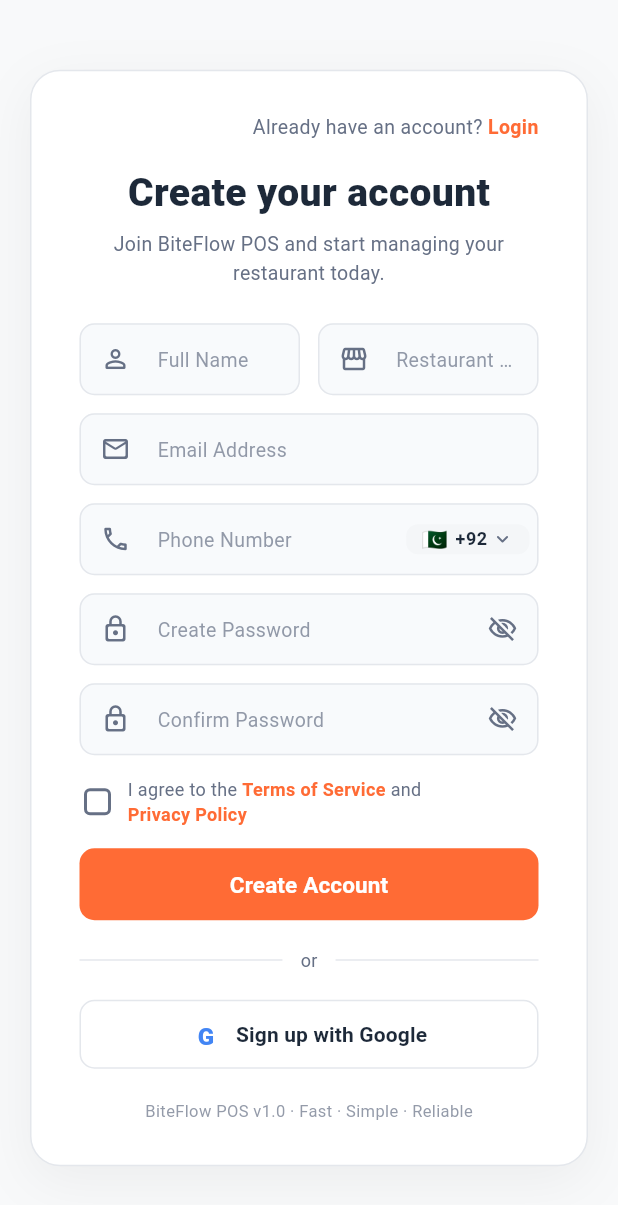
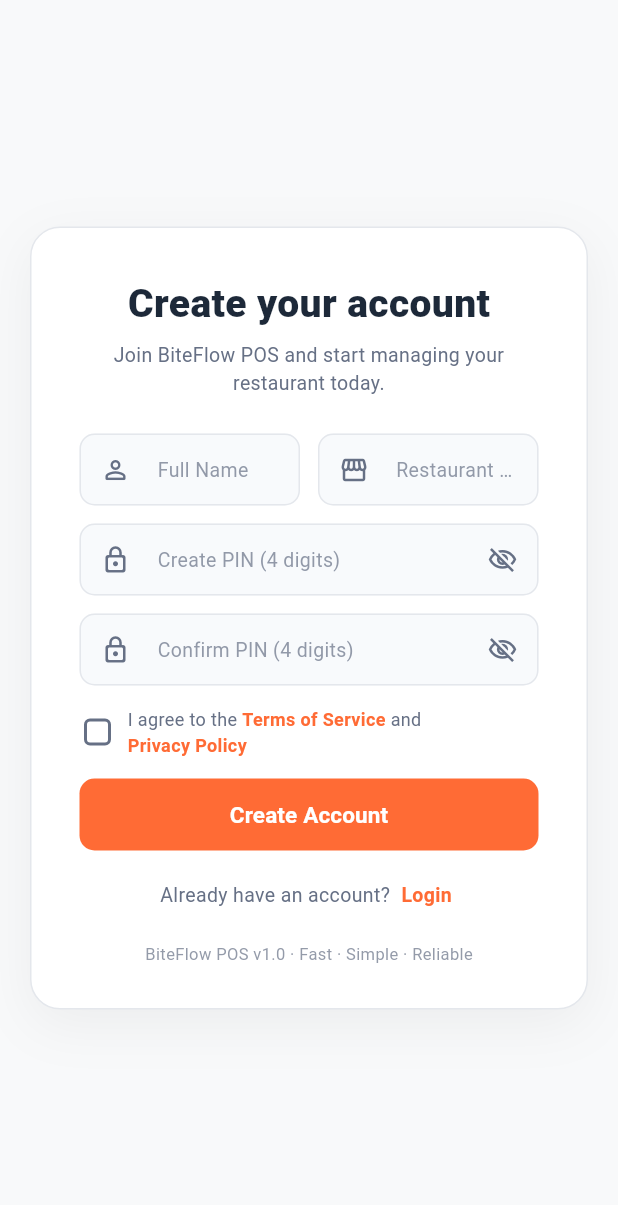
Before and after one commit to akhan110/foodie_pos, a Flutter app: the SignupView screen opened by its route, on a phone screen of 412 x 824 dp. Shown: the top 1205 px of the screen. Run offline on Flutter 3.47's test engine with Material 3 defaults, Android fonts, the phone set to English and light mode, and no system bars; our stand-ins replace dio, flutter_easyloading, flutter_svg, get, get_storage, internet_connection_checker_plus; accounts and stored records are empty; project files that could hold a hidden picture were left out.

Commit message:
Simplify signup screen to PIN-first cashier registration and update backend auth

```diff
--- a/lib/modules/signup/controllers/signup_controller.dart
+++ b/lib/modules/signup/controllers/signup_controller.dart
@@ -15,14 +15,11 @@ class SignupController extends GetxController {
 
   final fullNameController = TextEditingController();
   final storeNameController = TextEditingController();
-  final emailController = TextEditingController();
-  final phoneController = TextEditingController();
-  final passwordController = TextEditingController();
-  final confirmPasswordController = TextEditingController();
+  final pinController = TextEditingController();
+  final confirmPinController = TextEditingController();
 
-  final RxString selectedCountryCode = '+92'.obs;
-  final RxBool isPasswordVisible = false.obs;
-  final RxBool isConfirmPasswordVisible = false.obs;
+  final RxBool isPinVisible = false.obs;
+  final RxBool isConfirmPinVisible = false.obs;
   final RxBool agreeToTerms = false.obs;
   final RxBool isLoading = false.obs;
   final RxString errorMessage = ''.obs;
@@ -31,19 +28,17 @@ class SignupController extends GetxController {
   void onClose() {
     fullNameController.dispose();
     storeNameController.dispose();
-    emailController.dispose();
-    phoneController.dispose();
-    passwordController.dispose();
-    confirmPasswordController.dispose();
+    pinController.dispose();
+    confirmPinController.dispose();
     super.onClose();
   }
 
-  void togglePasswordVisibility() {
-    isPasswordVisible.value = !isPasswordVisible.value;
+  void togglePinVisibility() {
+    isPinVisible.value = !isPinVisible.value;
   }
 
-  void toggleConfirmPasswordVisibility() {
-    isConfirmPasswordVisible.value = !isConfirmPasswordVisible.value;
+  void toggleConfirmPinVisibility() {
+    isConfirmPinVisible.value = !isConfirmPinVisible.value;
   }
 
   void toggleAgreeToTerms(bool? value) {
@@ -54,10 +49,8 @@ class SignupController extends GetxController {
   Future<void> createAccount() async {
     final name = fullNameController.text.trim();
     final storeName = storeNameController.text.trim();
-    final email = emailController.text.trim();
-    final phone = phoneController.text.trim();
-    final password = passwordController.text;
-    final confirmPassword = confirmPasswordController.text;
+    final pin = pinController.text.trim();
+    final confirmPin = confirmPinController.text.trim();
 
     errorMessage.value = '';
 
@@ -69,16 +62,12 @@ class SignupController extends GetxController {
       errorMessage.value = 'Please enter your restaurant/store name';
       return;
     }
-    if (email.isEmpty || !GetUtils.isEmail(email)) {
-      errorMessage.value = 'Please enter a valid email address';
+    if (pin.isEmpty || pin.length != 4 || !RegExp(r'^[0-9]{4}$').hasMatch(pin)) {
+      errorMessage.value = 'PIN must be exactly 4 digits';
       return;
     }
-    if (password.isEmpty || password.length < 6) {
-      errorMessage.value = 'Password must be at least 6 characters long';
-      return;
-    }
-    if (password != confirmPassword) {
-      errorMessage.value = 'Passwords do not match';
+    if (pin != confirmPin) {
+      errorMessage.value = 'PINs do not match';
       return;
     }
     if (!agreeToTerms.value) {
@@ -90,14 +79,9 @@ class SignupController extends GetxController {
       isLoading.value = true;
       AppLoader.show(status: 'Creating account...');
 
-      final fullPhone = phone.isNotEmpty ? '${selectedCountryCode.value} $phone' : null;
-
       final response = await _loginRepository.signUp(
         name: name,
-        pin: '1234', // Default quick POS PIN
-        email: email,
-        password: password,
-        phone: fullPhone,
+        pin: pin,
         role: 'manager',
         storeName: storeName,
       );
@@ -134,8 +118,4 @@ class SignupController extends GetxController {
       isLoading.value = false;
     }
   }
-
-  void signUpWithGoogle() {
-    AppLoader.showInfo('Google Sign-In is coming soon!');
-  }
 }
--- a/lib/modules/signup/widgets/signup_form_card.dart
+++ b/lib/modules/signup/widgets/signup_form_card.dart
@@ -17,7 +17,7 @@ class SignupFormCard extends GetView<SignupController> {
     final cardBg = isDark ? const Color(0xFF1E222B) : Colors.white;
 
     return Container(
-      padding: const EdgeInsets.fromLTRB(32, 28, 32, 28),
+      padding: const EdgeInsets.fromLTRB(32, 32, 32, 28),
       decoration: BoxDecoration(
         color: cardBg,
         borderRadius: BorderRadius.circular(20),
@@ -36,30 +36,6 @@ class SignupFormCard extends GetView<SignupController> {
         crossAxisAlignment: CrossAxisAlignment.stretch,
         mainAxisSize: MainAxisSize.min,
         children: [
-          // TOP ALREADY HAVE ACCOUNT LINK
-          Row(
-            mainAxisAlignment: MainAxisAlignment.end,
-            children: [
-              CustomTextWidget(
-                'Already have an account? ',
-                style: TextStyle(fontSize: 13, color: colors.onSurfaceVariant),
-              ),
-              InkWell(
-                onTap: () => Get.offNamed(AppRoutes.login),
-                child: const CustomTextWidget(
-                  'Login',
-                  style: TextStyle(
-                    fontSize: 13,
-                    fontWeight: FontWeight.w700,
-                    color: AppColors.primary,
-                  ),
-                ),
-              ),
-            ],
-          ),
-
-          const SizedBox(height: 16),
-
           // TITLE & SUBTITLE
           Center(
             child: Column(
@@ -112,62 +88,50 @@ class SignupFormCard extends GetView<SignupController> {
 
           const SizedBox(height: 12),
 
-          // ROW 2: EMAIL ADDRESS
-          _buildInputField(
-            context: context,
-            controller: controller.emailController,
-            hintText: 'Email Address',
-            prefixIcon: Icons.mail_outline_rounded,
-            keyboardType: TextInputType.emailAddress,
-          ),
-
-          const SizedBox(height: 12),
-
-          // ROW 3: PHONE NUMBER WITH COUNTRY BADGE
-          _buildPhoneField(context),
-
-          const SizedBox(height: 12),
-
-          // ROW 4: CREATE PASSWORD
+          // ROW 2: CREATE PIN (4 Digits)
           Obx(
             () => _buildInputField(
               context: context,
-              controller: controller.passwordController,
-              hintText: 'Create Password',
+              controller: controller.pinController,
+              hintText: 'Create PIN (4 digits)',
               prefixIcon: Icons.lock_outline_rounded,
-              obscureText: !controller.isPasswordVisible.value,
+              keyboardType: TextInputType.number,
+              maxLength: 4,
+              obscureText: !controller.isPinVisible.value,
               suffixIcon: IconButton(
                 icon: Icon(
-                  controller.isPasswordVisible.value
+                  controller.isPinVisible.value
                       ? Icons.visibility_outlined
                       : Icons.visibility_off_outlined,
                   size: 20,
                   color: colors.onSurfaceVariant,
                 ),
-                onPressed: controller.togglePasswordVisibility,
+                onPressed: controller.togglePinVisibility,
               ),
             ),
           ),
 
           const SizedBox(height: 12),
 
-          // ROW 5: CONFIRM PASSWORD
+          // ROW 3: CONFIRM PIN (4 Digits)
           Obx(
             () => _buildInputField(
               context: context,
-              controller: controller.confirmPasswordController,
-              hintText: 'Confirm Password',
+              controller: controller.confirmPinController,
+              hintText: 'Confirm PIN (4 digits)',
               prefixIcon: Icons.lock_outline_rounded,
-              obscureText: !controller.isConfirmPasswordVisible.value,
+              keyboardType: TextInputType.number,
+              maxLength: 4,
+              obscureText: !controller.isConfirmPinVisible.value,
               suffixIcon: IconButton(
                 icon: Icon(
-                  controller.isConfirmPasswordVisible.value
+                  controller.isConfirmPinVisible.value
                       ? Icons.visibility_outlined
                       : Icons.visibility_off_outlined,
                   size: 20,
                   color: colors.onSurfaceVariant,
                 ),
-                onPressed: controller.toggleConfirmPasswordVisibility,
+                onPressed: controller.toggleConfirmPinVisibility,
               ),
             ),
           ),
@@ -277,52 +241,33 @@ class SignupFormCard extends GetView<SignupController> {
 
           const SizedBox(height: 18),
 
-          // OR DIVIDER
+          // ALREADY HAVE AN ACCOUNT? LOGIN (RELOCATED UNDER BUTTON)
           Row(
+            mainAxisAlignment: MainAxisAlignment.center,
             children: [
-              Expanded(child: Divider(color: theme.dividerColor)),
-              Padding(
-                padding: const EdgeInsets.symmetric(horizontal: 12),
-                child: CustomTextWidget(
-                  'or',
-                  style: TextStyle(
-                    fontSize: 12,
-                    color: colors.onSurfaceVariant,
+              CustomTextWidget(
+                'Already have an account? ',
+                style: TextStyle(
+                  fontSize: 13,
+                  color: colors.onSurfaceVariant,
+                ),
+              ),
+              InkWell(
+                onTap: () => Get.offNamed(AppRoutes.login),
+                borderRadius: BorderRadius.circular(4),
+                child: const Padding(
+                  padding: EdgeInsets.symmetric(horizontal: 4, vertical: 2),
+                  child: CustomTextWidget(
+                    'Login',
+                    style: TextStyle(
+                      fontSize: 13,
+                      fontWeight: FontWeight.w700,
+                      color: AppColors.primary,
+                    ),
                   ),
                 ),
               ),
-              Expanded(child: Divider(color: theme.dividerColor)),
             ],
-          ),
-
-          const SizedBox(height: 18),
-
-          // GOOGLE SIGN UP BUTTON
-          SizedBox(
-            height: 46,
-            child: OutlinedButton(
-              onPressed: controller.signUpWithGoogle,
-              style: OutlinedButton.styleFrom(
-                foregroundColor: colors.onSurface,
-                side: BorderSide(
-                  color: isDark ? const Color(0xFF2D333F) : theme.dividerColor,
-                ),
-                shape: RoundedRectangleBorder(
-                  borderRadius: BorderRadius.circular(10),
-                ),
-              ),
-              child: Row(
-                mainAxisAlignment: MainAxisAlignment.center,
-                children: [
-                  _GoogleIcon(),
-                  const SizedBox(width: 10),
-                  const CustomTextWidget(
-                    'Sign up with Google',
-                    style: TextStyle(fontSize: 14, fontWeight: FontWeight.w600),
-                  ),
-                ],
-              ),
-            ),
           ),
 
           const SizedBox(height: 20),
@@ -350,6 +295,7 @@ class SignupFormCard extends GetView<SignupController> {
     bool obscureText = false,
     Widget? suffixIcon,
     TextInputType keyboardType = TextInputType.text,
+    int? maxLength,
   }) {
     final theme = Theme.of(context);
     final colors = theme.colorScheme;
@@ -360,151 +306,40 @@ class SignupFormCard extends GetView<SignupController> {
         controller: controller,
         obscureText: obscureText,
         keyboardType: keyboardType,
+        maxLength: maxLength,
+        buildCounter: (context, {required currentLength, required isFocused, maxLength}) => null,
         style: theme.textTheme.bodyMedium?.copyWith(
           fontSize: 14,
           color: colors.onSurface,
         ),
         decoration: InputDecoration(
           hintText: hintText,
-
+          counterText: '',
           hintStyle: theme.textTheme.bodyMedium?.copyWith(
             fontSize: 13,
             color: colors.onSurfaceVariant.withValues(alpha: 0.7),
           ),
-
           prefixIcon: Icon(
             prefixIcon,
             size: 20,
             color: colors.onSurfaceVariant,
           ),
-
           suffixIcon: suffixIcon,
-
           filled: true,
-
           fillColor: colors.surfaceContainerLow,
-
           isDense: true,
-
           contentPadding: const EdgeInsets.symmetric(
             horizontal: 12,
             vertical: 14,
           ),
-
           border: OutlineInputBorder(
             borderRadius: BorderRadius.circular(10),
             borderSide: BorderSide(color: theme.dividerColor),
           ),
-
           enabledBorder: OutlineInputBorder(
             borderRadius: BorderRadius.circular(10),
             borderSide: BorderSide(color: theme.dividerColor),
           ),
-
-          focusedBorder: OutlineInputBorder(
-            borderRadius: BorderRadius.circular(10),
-            borderSide: BorderSide(color: colors.primary, width: 1.5),
-          ),
-        ),
-      ),
-    );
-  }
-
-  Widget _buildPhoneField(BuildContext context) {
-    final theme = Theme.of(context);
-    final colors = theme.colorScheme;
-
-    return SizedBox(
-      height: 48,
-      child: TextField(
-        controller: controller.phoneController,
-        keyboardType: TextInputType.phone,
-        style: theme.textTheme.bodyMedium?.copyWith(
-          fontSize: 14,
-          color: colors.onSurface,
-        ),
-        decoration: InputDecoration(
-          hintText: 'Phone Number',
-
-          hintStyle: theme.textTheme.bodyMedium?.copyWith(
-            fontSize: 13,
-            color: colors.onSurfaceVariant.withValues(alpha: 0.7),
-          ),
-
-          prefixIcon: Icon(
-            Icons.phone_outlined,
-            size: 20,
-            color: colors.onSurfaceVariant,
-          ),
-
-          // COUNTRY SELECTOR
-          suffixIcon: Padding(
-            padding: const EdgeInsets.only(right: 6, top: 5, bottom: 5),
-            child: InkWell(
-              onTap: () {
-                // Country selector logic later
-              },
-              borderRadius: BorderRadius.circular(8),
-              child: Container(
-                padding: const EdgeInsets.symmetric(horizontal: 10),
-                decoration: BoxDecoration(
-                  color: colors.surfaceContainerHighest,
-                  borderRadius: BorderRadius.circular(8),
-                ),
-                child: Row(
-                  mainAxisSize: MainAxisSize.min,
-                  children: [
-                    const Text('🇵🇰', style: TextStyle(fontSize: 14)),
-
-                    const SizedBox(width: 5),
-
-                    CustomTextWidget(
-                      '+92',
-                      style: theme.textTheme.bodySmall?.copyWith(
-                        fontSize: 12,
-                        fontWeight: FontWeight.w600,
-                        color: colors.onSurface,
-                      ),
-                    ),
-
-                    const SizedBox(width: 2),
-
-                    Icon(
-                      Icons.keyboard_arrow_down_rounded,
-                      size: 16,
-                      color: colors.onSurfaceVariant,
-                    ),
-                  ],
-                ),
-              ),
-            ),
-          ),
-
-          suffixIconConstraints: const BoxConstraints(
-            minWidth: 0,
-            minHeight: 0,
-          ),
-
-          filled: true,
-          fillColor: colors.surfaceContainerLow,
-
-          isDense: true,
-
-          contentPadding: const EdgeInsets.symmetric(
-            horizontal: 12,
-            vertical: 14,
-          ),
-
-          border: OutlineInputBorder(
-            borderRadius: BorderRadius.circular(10),
-            borderSide: BorderSide(color: theme.dividerColor),
-          ),
-
-          enabledBorder: OutlineInputBorder(
-            borderRadius: BorderRadius.circular(10),
-            borderSide: BorderSide(color: theme.dividerColor),
-          ),
-
           focusedBorder: OutlineInputBorder(
             borderRadius: BorderRadius.circular(10),
             borderSide: BorderSide(color: colors.primary, width: 1.5),
@@ -514,22 +349,3 @@ class SignupFormCard extends GetView<SignupController> {
     );
   }
 }
-
-class _GoogleIcon extends StatelessWidget {
-  @override
-  Widget build(BuildContext context) {
-    return Container(
-      width: 20,
-      height: 20,
-      alignment: Alignment.center,
-      child: const Text(
-        'G',
-        style: TextStyle(
-          fontSize: 16,
-          fontWeight: FontWeight.w900,
-          color: Color(0xFF4285F4),
-        ),
-      ),
-    );
-  }
-}
```
Also changed, not shown: 3 other files.
